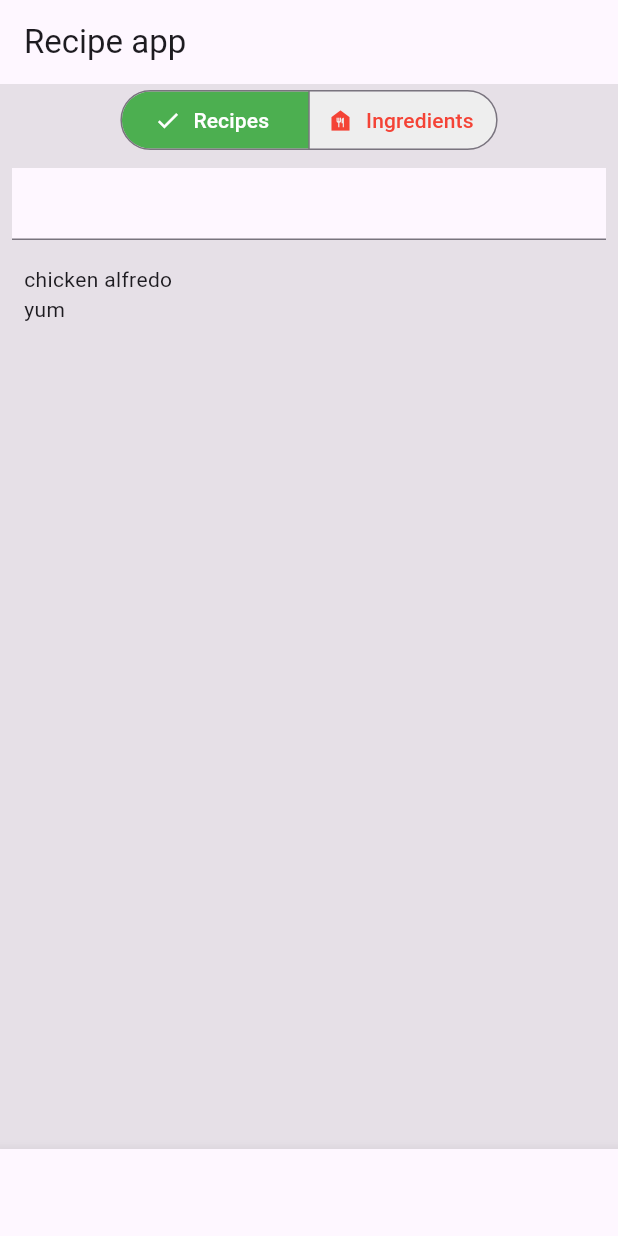
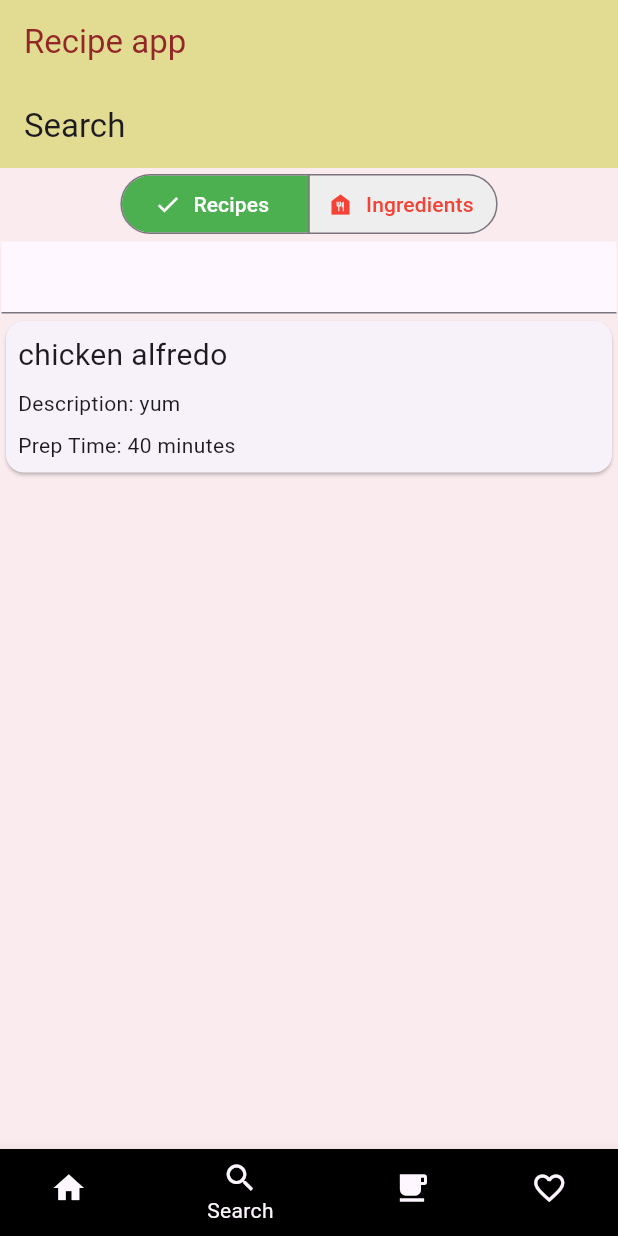
Before and after one commit to Sacolith/recipe_app, a Flutter app: the screen it shows after launch, item 2 of the bottom bar chosen, on a phone screen of 412 x 824 dp. Run offline on Flutter 3.47's test engine with Material 3 defaults, Android fonts, the phone set to English and light mode, and no system bars; our stand-ins replace hive, hive_flutter; accounts and stored records are empty.

Commit message:
more changes

```diff
--- a/lib/design/colors.dart
+++ b/lib/design/colors.dart
@@ -0,0 +1,8 @@
+import 'package:flutter/material.dart';
+
+class Cols{
+  static Color  bright_red=const Color.fromRGBO(249, 56, 34, 1);
+  static Color cyber_yellow= const Color.fromRGBO(253, 210, 14, 1);
+  static Color rasberry= const Color.fromRGBO(250, 235,239, 1);
+  static Color hunterGreen= const Color.fromRGBO(67, 94, 85, 1);
+}
--- a/lib/design/custom_scaf.dart
+++ b/lib/design/custom_scaf.dart
@@ -1,4 +1,5 @@
 import 'package:flutter/material.dart';
+import 'package:recipe_app/design/colors.dart';
 
 bool pc(BuildContext context){
   return MediaQuery.of(context).size.width>960.0;
@@ -45,15 +46,27 @@ class _CustomScafState extends State<CustomScaf>{
      return Row(
       children: [
         Drawer(
+          width: 250,
+          shape: const RoundedRectangleBorder(
+              borderRadius: BorderRadius.only(
+                  topRight: Radius.circular(2),
+                  bottomRight: Radius.circular(2))
+
+                  ),
+                  backgroundColor: Colors.black,
+          surfaceTintColor: Cols.bright_red,
           child: Column(
             children: [
               DrawerHeader(child: Center(
                 child: widget.title ),
+
                 ),
                 for (var t in widget.dest)
                 ListTile(
                   leading: Icon(t.icon),
                   title: Text(t.title),
+                  iconColor: Colors.white,
+                  textColor: Colors.white,
                   selected:
                   widget.dest.indexOf(t)== widget.pageNum,
                   onTap: ()=> _tapDest(t),
@@ -62,8 +75,8 @@ class _CustomScafState extends State<CustomScaf>{
           ),
         ),
         VerticalDivider(
-          width: 2,
-          thickness: 2,
+          width: 1,
+          thickness: 1,
           color: Colors.red[300],
         ),
         Expanded(
@@ -84,21 +97,30 @@ class _CustomScafState extends State<CustomScaf>{
       appBar: AppBar(
         title: widget.title,
         actions: widget.actions),
-        body: Row(children: [
-          NavigationRail(destinations: [
+        body: Row(
+          children: [
+          NavigationRail(
+                backgroundColor: Colors.black,
+                destinations: [
                   ...widget.dest.map(
-              (t)=> NavigationRailDestination(
-                icon: Icon(t.icon),
-              label: Text(t.title)),
+                    (t) => NavigationRailDestination(
+                      indicatorColor: Colors.blue,
+                      icon: Icon(
+                        t.icon,
+                        color: const Color.fromARGB(255, 0, 204, 119),
+                      ),
+                      label: Text(t.title),
+                    ),
                   )
                 ],
                 selectedIndex: widget.pageNum,
                 onDestinationSelected: widget.onPageChanged ?? (_) {},
               ),
-           VerticalDivider(
-            width: 2,
-            thickness: 2,
-            color: Colors.red[300],
+
+           const VerticalDivider(
+            width: 1,
+            thickness: 1,
+            color: Colors.black,
            ),
            Expanded(
             child: widget.body)
@@ -118,7 +140,7 @@ class _CustomScafState extends State<CustomScaf>{
       items: [
         ...widget.dest.map(
           (t)=> BottomNavigationBarItem(icon: Icon(t.icon),
-          label: t.title)
+          label: t.title,backgroundColor: Colors.black)
         ),
       ],
       currentIndex: widget.pageNum,
--- a/lib/main.dart
+++ b/lib/main.dart
@@ -1,6 +1,7 @@
 import 'package:flutter/material.dart';
 import 'package:hive_flutter/adapters.dart';
 import 'package:provider/provider.dart';
+import 'package:recipe_app/design/colors.dart';
 import 'package:recipe_app/models/ingredient.dart';
 import 'package:recipe_app/models/recipe.dart';
 import 'package:recipe_app/screens/home_screen_setup.dart';
@@ -36,8 +37,19 @@ class MainApp extends StatelessWidget {
 
   @override
   Widget build(BuildContext context) {
-    return const MaterialApp(
-      home: HomepageSetup()
+    return  MaterialApp(
+      home: const HomepageSetup(),
+      theme: _themeData(),
     );
   }
 }
+
+ThemeData _themeData(){
+  return ThemeData(
+    appBarTheme: const AppBarTheme(
+
+      backgroundColor: Color.fromARGB(177, 215, 213, 107)
+    ) ,
+   scaffoldBackgroundColor: Cols.rasberry
+  );
+}
--- a/lib/screens/home_screen.dart
+++ b/lib/screens/home_screen.dart
@@ -31,7 +31,6 @@ void initState(){
       appBar: AppBar(
         actions: [
          SegmentedButton<LType>(
-
           segments: const<ButtonSegment<LType>>[
           ButtonSegment<LType>(
             value: LType.recipies,
@@ -52,6 +51,7 @@ void initState(){
          },
          )
       ],) ,
+
 body: changeDisplay== LType.recipies
   ?const Stack(
     children: [
--- a/lib/screens/home_screen_setup.dart
+++ b/lib/screens/home_screen_setup.dart
@@ -1,7 +1,6 @@
 import 'package:flutter/material.dart';
 import 'package:recipe_app/design/custom_scaf.dart';
 import 'package:recipe_app/screens/home_screen.dart';
-import 'package:recipe_app/screens/meal_plan_screen.dart';
 import 'package:recipe_app/screens/search.dart';
 
 
@@ -16,15 +15,17 @@ class _HomeState extends State<HomepageSetup>{
   int page=0;
   @override
   Widget build(BuildContext context){
-    return CustomScaf(title: const Text('Recipe app'),
+    return CustomScaf(
+      title: const Text('Recipe app',
+      style: TextStyle(color: Color.fromARGB(255, 146, 39, 39)),),
      pageNum: page,
       actions: const [
         Row(
           children: [
            Padding(padding:
             EdgeInsets.all(8.0),
+            ),
 
-            ),
           ],
         )
       ],
@@ -53,10 +54,10 @@ CustomScafDest(title: 'Favorites', icon: Icons.favorite_border),
       return const Search();
     }
     if(index==2){
-      return const MealplanScreen();
+      return const Column();
     }
     if(index==3){
-
+     return const Column();
     }
     return null;
   }
--- a/lib/screens/search.dart
+++ b/lib/screens/search.dart
@@ -1,16 +1,17 @@
-import 'package:flutter/cupertino.dart';
 import 'package:flutter/material.dart';
-import 'package:flutter/services.dart';
 import 'package:provider/provider.dart';
 import 'package:recipe_app/models/ingredient.dart';
 import 'package:recipe_app/models/recipe.dart';
+import 'package:recipe_app/screens/ingredients_screen.dart';
+import 'package:recipe_app/screens/recipies_screen.dart';
+import 'package:recipe_app/services/recipe_service.dart';
 import 'package:recipe_app/services/state_service.dart';
-import 'package:recipe_app/widget/container.dart';
 
 class Search extends StatefulWidget {
   const Search({super.key, this.restID});
 
   final String? restID;
+
 
   @override
   State<Search> createState() => _SearchState();
@@ -48,11 +49,12 @@ class _SearchState extends State<Search> with RestorationMixin {
 
  Widget _searchBox({bool active = true}) {
   return Padding(
-    padding: const EdgeInsets.all(8),
+    padding: const EdgeInsets.all(1),
     child: Material(
       child: TextField(
         controller: searchtext.value,
         focusNode: active ? focusN : null,
+
       ),
     ),
   );
@@ -62,7 +64,6 @@ class _SearchState extends State<Search> with RestorationMixin {
   Widget _recipeSearchResults(List<Recipe> recipes) {
     if (recipes.isEmpty) {
       return Column(
-        mainAxisAlignment: MainAxisAlignment.center,
         children: [
           const Center(
              child: Padding(
@@ -73,6 +74,10 @@ class _SearchState extends State<Search> with RestorationMixin {
           TextButton(
             onPressed: () {
               // Add functionality to add a new recipe
+
+              setState(() {
+
+              });
             },
             child: const Text('Add new recipe?'),
           ),
@@ -81,26 +86,45 @@ class _SearchState extends State<Search> with RestorationMixin {
     }
    return ListView.builder(
     restorationId: 'list',
-      itemCount: recipes.length+ 1,
-      itemBuilder: (context, i) { if(i==0)
-         { return Visibility(
-             visible: false,
-             maintainSize: true,
-             maintainAnimation: true,
-             maintainState: true,
-            child: _searchBox(active :false));
-            } else{
-              return Padding(padding: const EdgeInsets.all(8),
-              child:  Reccont(rec: recipes[i-1]),);
+      itemCount: recipes.length,
+    itemBuilder: (context, index) {
+      final recipe = recipes[index];
+      return GestureDetector(
+        child: Hero(
+          tag: 'recipe-card-${recipe.id}',
+          child: _cardInfo(recipe),
+        ),
+        onTap: () => Navigator.of(context).push(
+          MaterialPageRoute(
+            builder: (context) => R_Card(recipe: recipe),
+          ),
+        ),
+      );
+    },
+  );
   }
-      },
+
+Widget _cardInfo(Recipe recipe) {
+  return Card(
+    child: Padding(
+      padding: const EdgeInsets.all(8.0),
+      child: Column(
+        crossAxisAlignment: CrossAxisAlignment.start,
+        children: [
+          Text(recipe.title, style: const TextStyle(fontSize: 20)),
+          const SizedBox(height: 8),
+          Text('Description: ${recipe.description}'),
+          const SizedBox(height: 8),
+          Text('Prep Time: ${recipe.prepTime}'),
+        ],
+      ),
+    ),
   );
 }
 
      Widget _ingredientSearchResults(List<Ingredient> ingredients){
       if(ingredients.isEmpty){
         return Column(
-          mainAxisAlignment: MainAxisAlignment.center,
           children: [
            const Center(
              child: Padding(padding: EdgeInsets.all(8),
@@ -113,38 +137,52 @@ class _SearchState extends State<Search> with RestorationMixin {
         );
       }
       return ListView.builder(
-        itemCount: ingredients.length +1,
+        itemCount: ingredients.length,
         itemBuilder: (context,i){
-             if(i==0)
-         { return Visibility(
-             visible: false,
-             maintainSize: true,
-             maintainAnimation: true,
-             maintainState: true,
-            child: _searchBox(active :false));
-            } else{
-              return Padding(padding: const EdgeInsets.all(8),
-              child:  IngCon(ingredients: ingredients[i-1]),);
-            }
+           final ingredient= ingredients[i];
+           return GestureDetector(
+            child: Hero(
+              tag: 'Ingredient-card-${ingredient.id}',
+             child: _ingredientCards(ingredient),
+              ),
+              onTap: ()=> Navigator.of(context).push(
+                MaterialPageRoute(
+                  builder: (context)=> I_Card(ingredient: ingredient) )
+              ),
+           );
         }
         );
     }
+
+Widget _ingredientCards(Ingredient ingredient){
+  return Card(
+    child: Padding(padding: const EdgeInsets.all(8),
+    child: Column(
+      crossAxisAlignment: CrossAxisAlignment.start,
+      children: [
+        Text(ingredient.name, style: const TextStyle(fontSize: 20)),
+          const SizedBox(height: 8),
+          Text('Description: ${ingredient.description}'),
+          const SizedBox(height: 8),
+      ],
+    ),
+    ),
+  );
+}
+
 
   @override
 Widget build(BuildContext context) {
   final recipeModel = Provider.of<StaServ>(context);
   final ingredientModel = Provider.of<IngredServ>(context);
+  RecipeService n;
 
-  return UnmanagedRestorationScope(
-    child: CupertinoTabView(
-      restorationScopeId: 'tabview',
-      builder: (context) {
-        return AnnotatedRegion<SystemUiOverlayStyle>(
-          value: const SystemUiOverlayStyle(
-            statusBarColor: Colors.transparent
+  return Scaffold(
+    appBar: AppBar(
+      title: const Text('Search'),
+
     ),
-          child: SafeArea(
-
+    body: SafeArea(
       bottom: false,
       child: Column(
         children: [
@@ -174,29 +212,18 @@ Widget build(BuildContext context) {
               });
             },
           ),
+          _searchBox(),
           Expanded(
             child: recipeSearch == Searchtype.recipes
-                      ? Stack(
-                          children: [
-                            _recipeSearchResults(recipeModel.searchRecipe(terms)),
-                            _searchBox(),
-                          ],
-                        )
-                      : Stack(
-                          children: [
-                            _ingredientSearchResults(ingredientModel.searchIngredient(terms)),
-                            _searchBox(),
-                          ],
-                        ),
+                ? _recipeSearchResults(recipeModel.searchRecipe(terms))
+                : _ingredientSearchResults(ingredientModel.searchIngredient(terms)),
           ),
         ],
       ),
     ),
   );
-      },
-    ),
-  );
+}
 }
 
-}
+
 enum Searchtype{ ingredients, recipes}
--- /dev/null
+++ b/lib/services/recipe_service.dart
@@ -0,0 +1,85 @@
+
+
+import 'package:flutter/material.dart';
+import 'package:hive/hive.dart';
+import 'package:recipe_app/models/recipe.dart';
+
+class RecipeService{
+  final BuildContext context;
+  final Box<Recipe> recipeBox;
+  RecipeService({required this.context,required this.recipeBox});
+
+   Future<void> addRecipe() async {
+    String title = '';
+    String description = '';
+    String prepTime = '';
+    String ingredients = '';
+    RecipeType selectedType=RecipeType.dinner;
+
+    await showDialog(
+      context: context,
+      builder: (context) {
+        return AlertDialog(
+          title: const Text('Add Recipe'),
+          content: Column(
+            mainAxisSize: MainAxisSize.min,
+            children: [
+              TextField(
+                decoration: const InputDecoration(labelText: 'Title'),
+                onChanged: (value) => title = value,
+              ),
+              TextField(
+                decoration: const InputDecoration(labelText: 'Description'),
+                onChanged: (value) => description = value,
+              ),
+              TextField(
+                decoration: const InputDecoration(labelText: 'Prep Time'),
+                onChanged: (value) => prepTime = value,
+              ),
+              TextField(
+                decoration: const InputDecoration(labelText: 'Ingredients'),
+                onChanged: (value) => ingredients = value,
+              ),
+               DropdownButton<RecipeType>(
+              value: selectedType,
+              items: RecipeType.values.map((RecipeType type) {
+                return DropdownMenuItem<RecipeType>(
+                  value: type,
+                  child: Text(type.toString().split('.').last),
+                );
+              }).toList(),
+              onChanged: (RecipeType? newValue) {
+                if (newValue != null) {
+                    selectedType = newValue;
+                  }
+      }
+
+          )
+          ],
+          ),
+          actions: [
+            TextButton(
+              onPressed: () => Navigator.of(context).pop(),
+              child: const Text('Cancel'),
+            ),
+            TextButton(
+              onPressed: () {
+                final newRecipe = Recipe(
+                  id: DateTime.now().toString(),
+                  title: title,
+                  description: description,
+                  prepTime: prepTime,
+                  ingredients: ingredients,
+                  recipetype: [selectedType],
+                );
+                recipeBox.add(newRecipe);
+                Navigator.of(context).pop();
+              },
+              child: const Text('Add'),
+            ),
+          ],
+        );
+      },
+    );
+  }
+}
```
Also changed, not shown: lib/screens/ingredients_screen.dart (+31 -68 lines), lib/screens/meal_plan_screen.dart (deleted, +0 -12 lines), lib/screens/recipies_screen.dart (+28 -78 lines), lib/services/ingredient_service.dart (added, +72 -0 lines), lib/provider/mealplan_provider.dart (deleted). Lines whose indentation alone changed are shown as unchanged.
